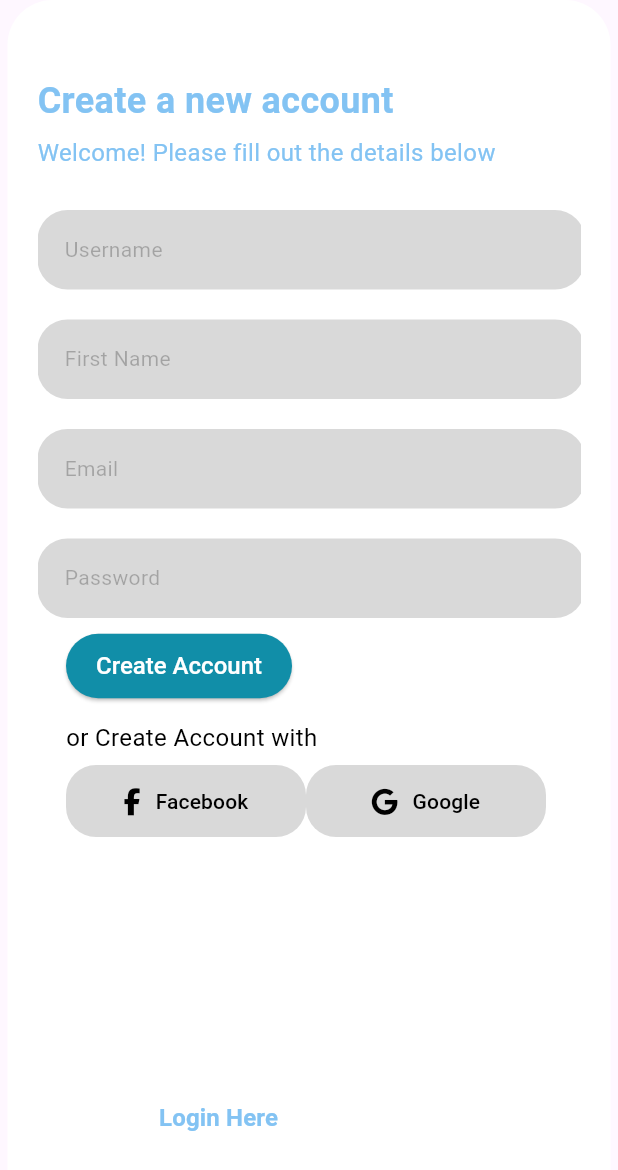
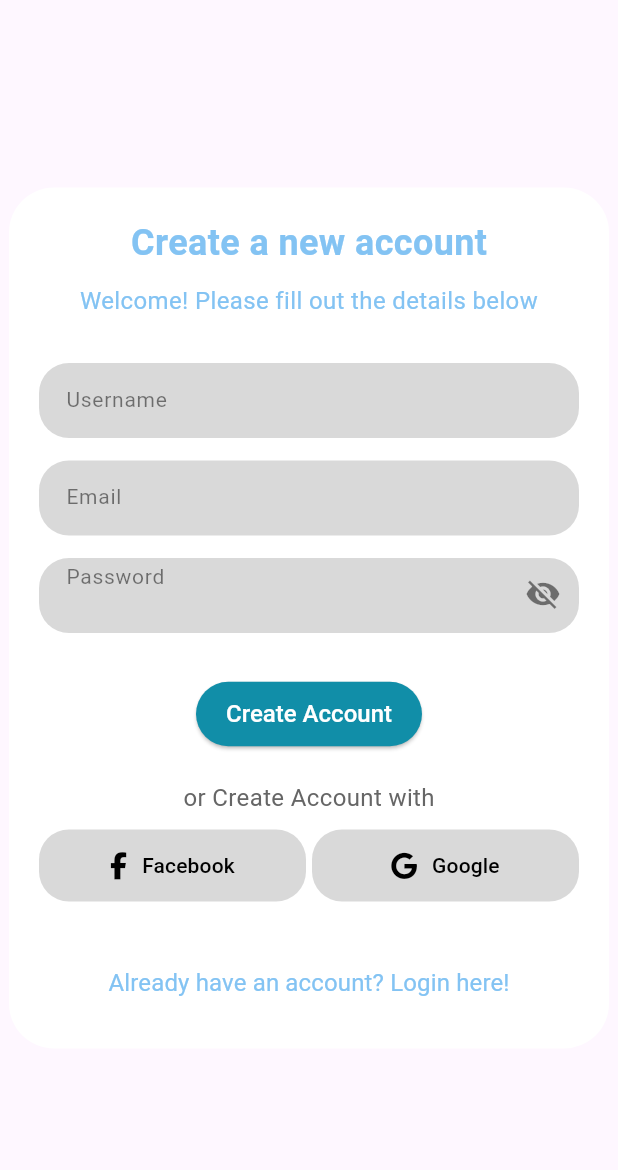
Before and after one commit to dimzkuy/repo-PPB-Team-4-Redesign-DANA, a Flutter app: the screen it shows after launch, on a phone screen of 412 x 824 dp. Shown: the top 1170 px of the screen. Run offline on Flutter 3.47's test engine with Material 3 defaults, Android fonts, the phone set to English and light mode, and no system bars; our stand-ins replace font_awesome_flutter, google_fonts; Roboto replaces fonts that are missing (Poppins, Sriracha).

Commit message:
Modifikasi pada textfield agar berfungsi. Namun, perlu dirapikan dan disesuaikan warna tombolnya dengan desain sistem yang ada.

```diff
--- a/ppb_danaapp/lib/screens/register_screen.dart
+++ b/ppb_danaapp/lib/screens/register_screen.dart
@@ -10,112 +10,101 @@ class RegisterPage extends StatefulWidget {
 }
 
 class _RegisterPageState extends State<RegisterPage> {
+  final TextEditingController _usernameController = TextEditingController();
+  final TextEditingController _emailController = TextEditingController();
+  final TextEditingController _passwordController = TextEditingController();
+  bool _isPasswordVisible = false;
+
   @override
   Widget build(BuildContext context) {
     return Scaffold(
-      body: Center(
+      body: SafeArea(
+        child: Center(
           child: Container(
-          width: 402,
-          height: 874,
-          clipBehavior: Clip.antiAlias,
-          decoration: ShapeDecoration(
+            width: 400,
+            padding: const EdgeInsets.all(20.0),
+            decoration: BoxDecoration(
               color: CustomPaletteColors.background,
-            shape: RoundedRectangleBorder(
               borderRadius: BorderRadius.circular(30),
             ),
-          ),
-          child: Padding(
-            padding: const EdgeInsets.symmetric(horizontal: 20),
-            child: Stack(
+            child: SingleChildScrollView(
+              child: Column(
+                mainAxisAlignment: MainAxisAlignment.center,
                 children: [
-                Positioned(
-                  left: 0,
-                  top: 50,
-                  child: Text(
+                  Text(
                     'Create a new account',
                     style: CustomTypography.headline1.copyWith(
                       color: CustomPaletteColors.secondary,
                     ),
                   ),
-                ),
-                Positioned(
-                  left: 0,
-                  top: 90,
-                  child: Text(
+                  SizedBox(height: 10),
+                  Text(
                     'Welcome! Please fill out the details below',
                     style: CustomTypography.bodyText1.copyWith(
                       color: CustomPaletteColors.secondary,
                     ),
+                    textAlign: TextAlign.center,
                   ),
-                ),
-                Positioned(
-                  left: 0,
-                  top: 140,
-                  child: Column(
-                    children: [
-                      _buildInputField('Username'),
-                      SizedBox(height: 20),
-                      _buildInputField('First Name'),
-                      SizedBox(height: 20),
-                      _buildInputField('Email'),
-                      SizedBox(height: 20),
-                      _buildInputField('Password'),
-                    ],
-                  ),
-                ),
-                Positioned(
-                  left: 19,
-                  top: 420,
-                  child: ButtonSystems.customElevatedButton(
+                  SizedBox(height: 30),
+                  _buildInputField(_usernameController, 'Username'),
+                  SizedBox(height: 15),
+                  _buildInputField(_emailController, 'Email'),
+                  SizedBox(height: 15),
+                  _buildPasswordField(_passwordController, 'Password'),
+                  SizedBox(height: 30),
+                  ButtonSystems.customElevatedButton(
                     label: 'Create Account',
                     onPressed: () {
-                      // Action saat tombol ditekan
+                      // Action untuk membuat akun
                     },
                   ),
+                  SizedBox(height: 20),
+                  Text(
+                    'or Create Account with',
+                    style: CustomTypography.bodyText1,
                   ),
-                Positioned(
-                  left: 19,
-                  top: 480,
-                  child: Text(
-                    'or Create Account with',
-                    style: CustomTypography.bodyText1.copyWith(
-                      color: CustomPaletteColors.textPrimary,
-                    ),
-                  ),
-                ),
-                Positioned(
-                  left: 19,
-                  top: 510,
-                  child: Row(
-                    mainAxisAlignment: MainAxisAlignment.spaceBetween,
+                  SizedBox(height: 10),
+                  Row(
+                    mainAxisAlignment: MainAxisAlignment.spaceEvenly,
                     children: [
-                      ButtonSystems.customSocialButton(
+                      Expanded(
+                        child: Padding(
+                          padding: const EdgeInsets.only(right: 2.0),
+                          child: ButtonSystems.customSocialButton(
                             label: 'Facebook',
                             platform: 'facebook',
                             onPressed: () {
                               // Action untuk Facebook
                             },
                           ),
-                      ButtonSystems.customSocialButton(
+                        ),
+                      ),
+                      Expanded(
+                        child: Padding(
+                          padding: const EdgeInsets.only(left: 2.0),
+                          child: ButtonSystems.customSocialButton(
                             label: 'Google',
                             platform: 'google',
                             onPressed: () {
                               // Action untuk Google
                             },
                           ),
+                        ),
+                      ),
                     ],
                   ),
-                ),
-                Positioned(
-                  left: 69,
-                  top: 721,
-                  child: ButtonSystems.customTextButton(
-                    label: 'Login Here',
+                  SizedBox(height: 30),
+                  TextButton(
                     onPressed: () {
                       Navigator.of(context).push(
                         MaterialPageRoute(builder: (context) => LoginScreen()),
                       );
                     },
+                    child: Text(
+                      'Already have an account? Login here!',
+                      style: CustomTypography.bodyText1.copyWith(
+                        color: CustomPaletteColors.secondary,
+                      ),
                     ),
                   ),
                 ],
@@ -123,23 +112,26 @@ class _RegisterPageState extends State<RegisterPage> {
             ),
           ),
         ),
+      ),
     );
   }
 
-  Widget _buildInputField(String label) {
+  Widget _buildInputField(TextEditingController controller, String label) {
     return Container(
-      width: 365,
-      height: 53,
+      height: 50,
       decoration: BoxDecoration(
         color: CustomPaletteColors.inputFieldColor,
         borderRadius: BorderRadius.circular(20),
       ),
-      child: Padding(
-        padding: const EdgeInsets.symmetric(horizontal: 18, vertical: 16),
-        child: Text(
-          label,
-          style: TextStyle(
-            color: Colors.black.withOpacity(0.25),
+      child: TextField(
+        controller: controller,
+        style: TextStyle(fontSize: 16),
+        decoration: InputDecoration(
+          border: InputBorder.none,
+          contentPadding: EdgeInsets.symmetric(horizontal: 18),
+          hintText: label,
+          hintStyle: TextStyle(
+            color: Colors.black.withOpacity(0.5),
             fontSize: 14,
             fontFamily: 'Poppins',
             fontWeight: FontWeight.w400,
@@ -148,4 +140,41 @@ class _RegisterPageState extends State<RegisterPage> {
       ),
     );
   }
+
+  Widget _buildPasswordField(TextEditingController controller, String label) {
+    return Container(
+      height: 50,
+      decoration: BoxDecoration(
+        color: CustomPaletteColors.inputFieldColor,
+        borderRadius: BorderRadius.circular(20),
+      ),
+      child: TextField(
+        controller: controller,
+        obscureText: !_isPasswordVisible,
+        style: TextStyle(fontSize: 16),
+        decoration: InputDecoration(
+          border: InputBorder.none,
+          contentPadding: EdgeInsets.symmetric(horizontal: 18),
+          hintText: label,
+          hintStyle: TextStyle(
+            color: Colors.black.withOpacity(0.5),
+            fontSize: 14,
+            fontFamily: 'Poppins',
+            fontWeight: FontWeight.w400,
+          ),
+          suffixIcon: IconButton(
+            icon: Icon(
+              _isPasswordVisible ? Icons.visibility : Icons.visibility_off,
+              color: Colors.black.withOpacity(0.5),
+            ),
+            onPressed: () {
+              setState(() {
+                _isPasswordVisible = !_isPasswordVisible;
+              });
+            },
+          ),
+        ),
+      ),
+    );
   }
+}
```
Also changed, not shown: ppb_danaapp/lib/screens/login_screen.dart (+100 -74 lines). Lines whose indentation alone changed are shown as unchanged.
